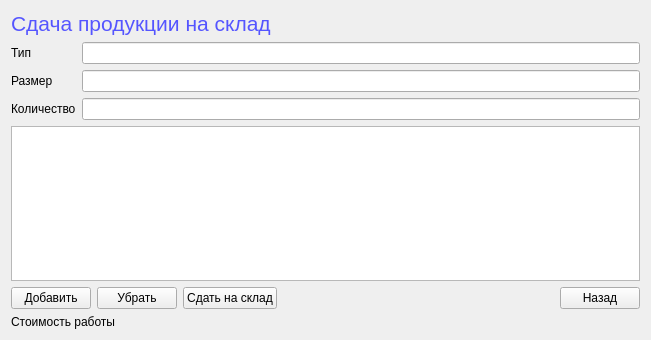
Qt form stockinforma.ui (Lelius/protyazhka) before a commit.
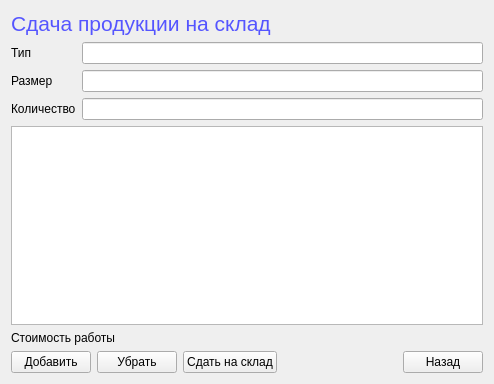
The same form after that commit.

Commit message: Начал работать с StockOutForma. Принцип тот же как и у StockInForma. И мелкие правки.

The edit to the form file:
```diff
--- a/stockinforma.ui
+++ b/stockinforma.ui
@@ -6,8 +6,8 @@
    <rect>
     <x>0</x>
     <y>0</y>
-    <width>651</width>
-    <height>340</height>
+    <width>494</width>
+    <height>384</height>
    </rect>
   </property>
   <property name="sizePolicy">
@@ -22,6 +22,51 @@
   <layout class="QGridLayout" name="gridLayout_4">
    <item row="0" column="0">
     <layout class="QGridLayout" name="gridLayout_3">
+     <item row="4" column="0">
+      <layout class="QGridLayout" name="gridLayout">
+       <item row="0" column="4">
+        <widget class="QPushButton" name="pushButtonBackStock">
+         <property name="text">
+          <string>Назад</string>
+         </property>
+        </widget>
+       </item>
+       <item row="0" column="3">
+        <spacer name="horizontalSpacer">
+         <property name="orientation">
+          <enum>Qt::Horizontal</enum>
+         </property>
+         <property name="sizeHint" stdset="0">
+          <size>
+           <width>374</width>
+           <height>20</height>
+          </size>
+         </property>
+        </spacer>
+       </item>
+       <item row="0" column="1">
+        <widget class="QPushButton" name="pushButtonInReset">
+         <property name="text">
+          <string>Убрать</string>
+         </property>
+        </widget>
+       </item>
+       <item row="0" column="2">
+        <widget class="QPushButton" name="pushButtonInAddStock">
+         <property name="text">
+          <string>Сдать на склад</string>
+         </property>
+        </widget>
+       </item>
+       <item row="0" column="0">
+        <widget class="QPushButton" name="pushButtonInNext">
+         <property name="text">
+          <string>Добавить</string>
+         </property>
+        </widget>
+       </item>
+      </layout>
+     </item>
      <item row="0" column="0">
       <widget class="QLabel" name="labelInStockTopText">
        <property name="text">
@@ -67,51 +112,6 @@
       <widget class="QTableView" name="tableViewInStock"/>
      </item>
      <item row="3" column="0">
-      <layout class="QGridLayout" name="gridLayout">
-       <item row="0" column="4">
-        <widget class="QPushButton" name="pushButtonBackStock">
-         <property name="text">
-          <string>Назад</string>
-         </property>
-        </widget>
-       </item>
-       <item row="0" column="3">
-        <spacer name="horizontalSpacer">
-         <property name="orientation">
-          <enum>Qt::Horizontal</enum>
-         </property>
-         <property name="sizeHint" stdset="0">
-          <size>
-           <width>374</width>
-           <height>20</height>
-          </size>
-         </property>
-        </spacer>
-       </item>
-       <item row="0" column="1">
-        <widget class="QPushButton" name="pushButtonInReset">
-         <property name="text">
-          <string>Убрать</string>
-         </property>
-        </widget>
-       </item>
-       <item row="0" column="2">
-        <widget class="QPushButton" name="pushButtonInAddStock">
-         <property name="text">
-          <string>Сдать на склад</string>
-         </property>
-        </widget>
-       </item>
-       <item row="0" column="0">
-        <widget class="QPushButton" name="pushButtonInNext">
-         <property name="text">
-          <string>Добавить</string>
-         </property>
-        </widget>
-       </item>
-      </layout>
-     </item>
-     <item row="4" column="0">
       <widget class="QLabel" name="labelTextCostOfWork">
        <property name="text">
         <string>Стоимость работы</string>
```
The commit also changes 6 other files.
